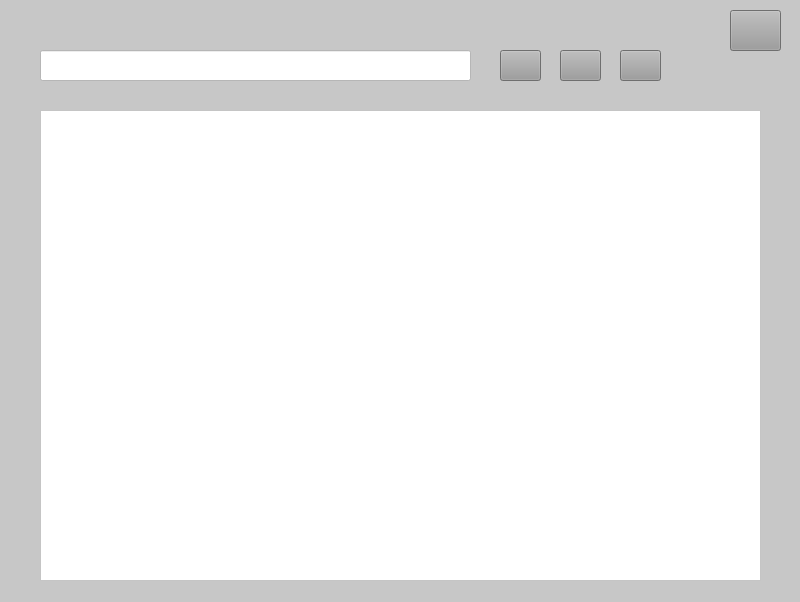
Old version of the form TallerMecanico/ventanas/Clientes.ui in the repository VictorHCH/Taller-Mecanico.
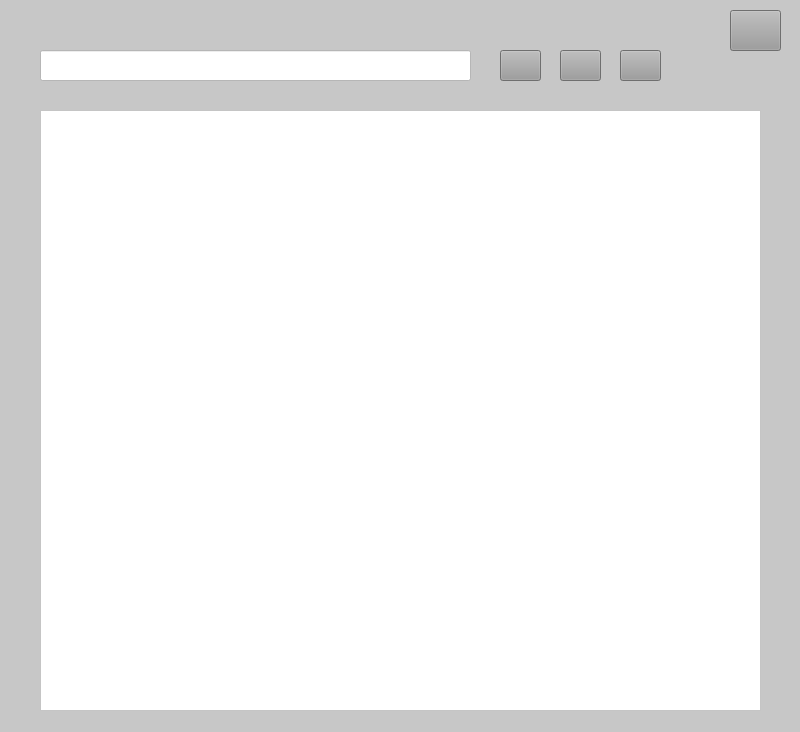
New version of the form. Icons and pictures are not drawn.

```diff
--- a/TallerMecanico/ventanas/Clientes.ui
+++ b/TallerMecanico/ventanas/Clientes.ui
@@ -7,7 +7,7 @@
     <x>0</x>
     <y>0</y>
     <width>800</width>
-    <height>602</height>
+    <height>732</height>
    </rect>
   </property>
   <property name="windowTitle">
@@ -71,7 +71,7 @@
       <x>40</x>
       <y>110</y>
       <width>721</width>
-      <height>471</height>
+      <height>601</height>
      </rect>
     </property>
     <property name="font">
```
